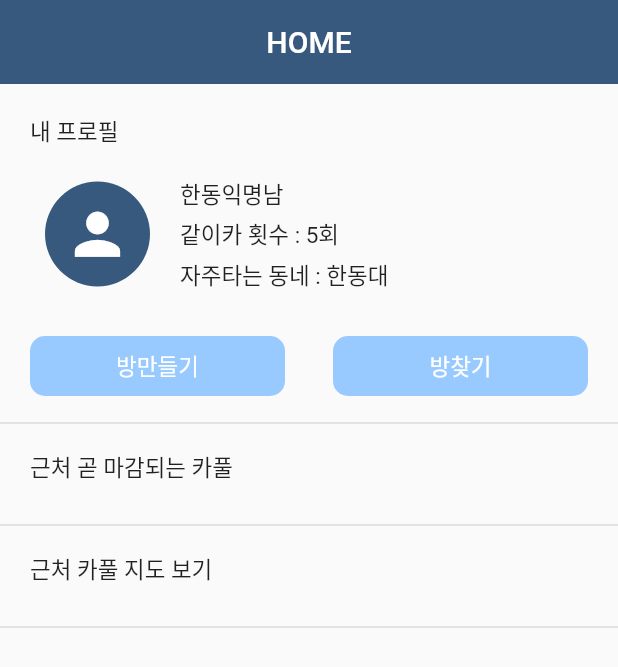
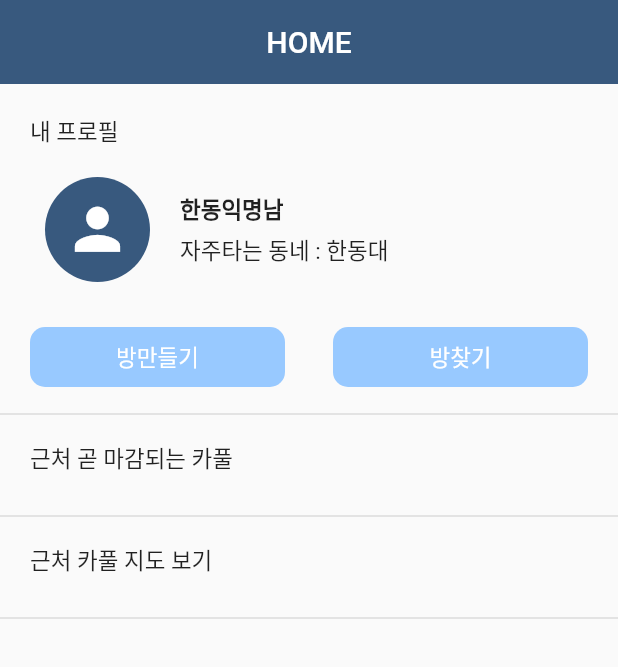
Before and after one commit to zixxin/MoappProject, a Flutter app: the ExploreScreen screen opened by its route, on a phone screen of 412 x 824 dp. Shown: the top 667 px of the screen. Run offline on Flutter 3.47's test engine with Material 2 defaults, Android fonts, the phone set to English and light mode, and no system bars; our stand-ins replace cloud_firestore, firebase_auth, firebase_core, get, google_sign_in, table_calendar; accounts and stored records are empty.

Commit message:
edit details

```diff
--- a/lib/explore.dart
+++ b/lib/explore.dart
@@ -59,15 +59,7 @@ class ExploreScreenState extends State<ExploreScreen> {
                       child: const Text(
                         '한동익명남',
                         textAlign: TextAlign.start,
-                        style: TextStyle(fontSize: 15),
-                      ),
-                    ),
-                    Container(
-                      margin: const EdgeInsets.only(bottom: 5.0),
-                      child: const Text(
-                        '같이카 횟수 : 5회',
-                        textAlign: TextAlign.start,
-                        style: TextStyle(fontSize: 15),
+                        style: TextStyle(fontSize: 15, fontWeight: FontWeight.bold),
                       ),
                     ),
                     Container(
```
Also changed, not shown: lib/newchat.dart (+13 -5 lines).
